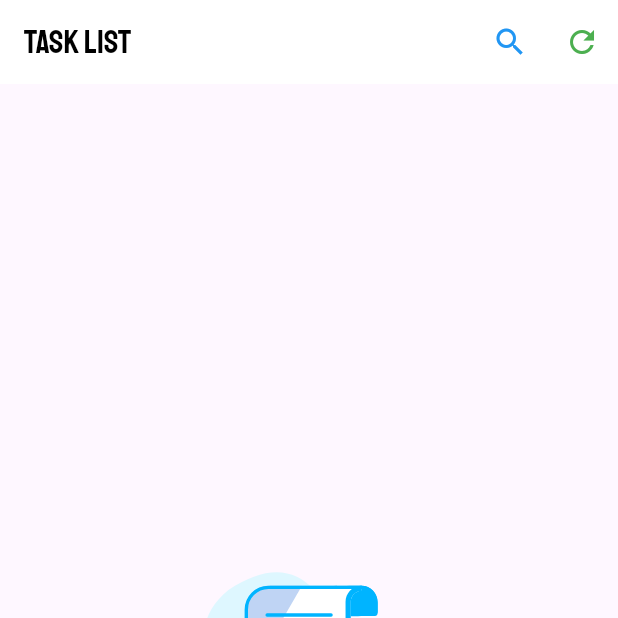
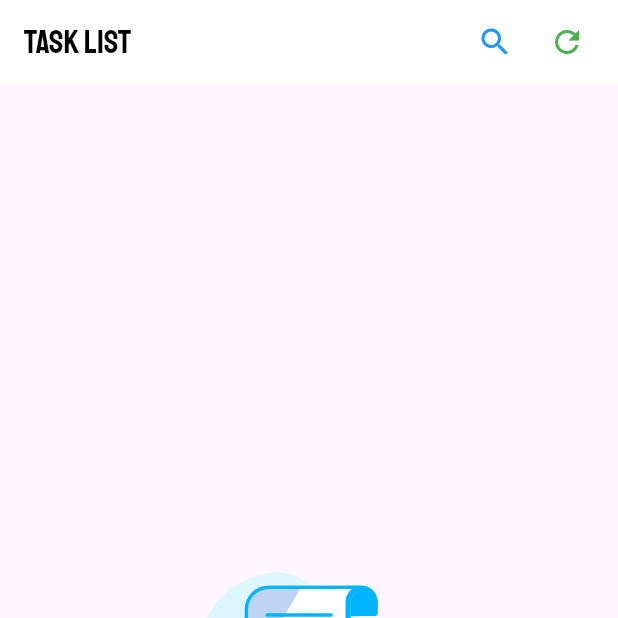
Before and after one commit to ndridm2/task_app, a Flutter app: the screen it shows after launch, on a phone screen of 412 x 824 dp, the top half of it. Run offline on Flutter 3.47's test engine with Material 3 defaults, Android fonts, the phone set to English and light mode, and no system bars; our stand-ins replace lottie, sqflite; accounts and stored records are empty.

```diff
--- a/lib/pages/detail_task.dart
+++ b/lib/pages/detail_task.dart
@@ -78,7 +78,8 @@ class _DetailTaskState extends State<DetailTask> {
                     ),
                   ],
                 );
-                });
+              },
+            );
           },
           shape: const CircleBorder(),
           backgroundColor: Colors.red,
@@ -108,6 +109,7 @@ class _DetailTaskState extends State<DetailTask> {
               color: Colors.green,
             ),
           ),
+          const SizedBox(width: 16),
         ],
       ),
       body: ListView(
--- a/lib/pages/home_page.dart
+++ b/lib/pages/home_page.dart
@@ -78,6 +78,7 @@ class _HomePageState extends State<HomePage> {
               color: Colors.green,
             ),
           ),
+          const SizedBox(width: 10),
         ],
       ),
       body: isLoading
```
Lines whose indentation alone changed are shown as unchanged.
